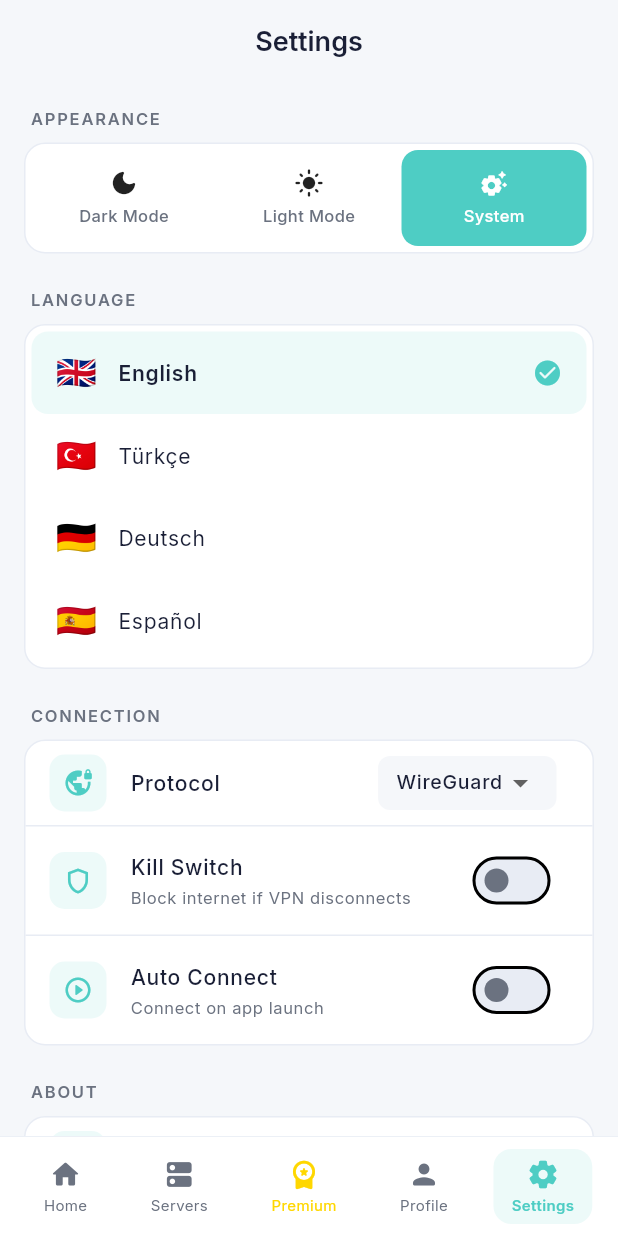
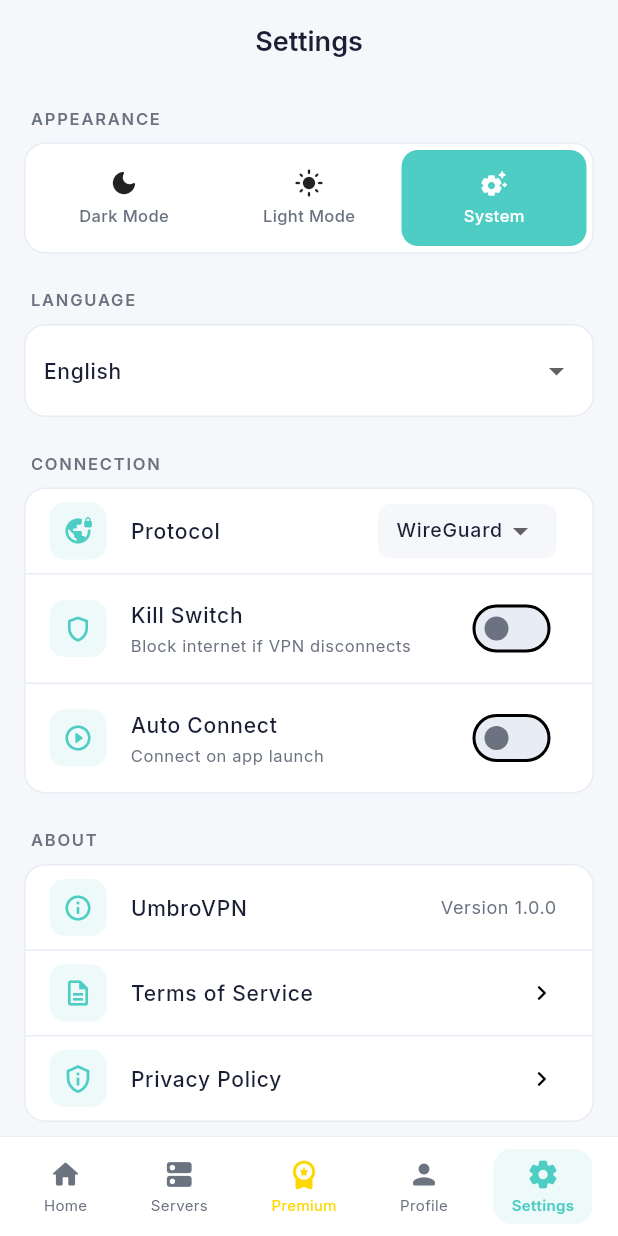
Before and after one commit to Butcher3-8/UmbroVPN, a Flutter app: the screen it shows after launch, item 5 of the bottom bar chosen, on a phone screen of 412 x 824 dp. Run offline on Flutter 3.47's test engine with Material 3 defaults, Android fonts, the phone set to English and light mode, and no system bars; our stand-ins replace google_fonts, shared_preferences; missing offline and left inert: openvpn_flutter.

Commit message:
App size adjusted

```diff
--- a/lib/app.dart
+++ b/lib/app.dart
@@ -1,4 +1,5 @@
 import 'package:flutter/material.dart';
+import 'package:flutter_localizations/flutter_localizations.dart';
 import 'package:provider/provider.dart';
 import 'core/theme/app_theme.dart';
 import 'core/locale/app_translations.dart';
@@ -28,6 +29,20 @@ class UmbroVPNApp extends StatelessWidget {
           supportedLocales: AppTranslations.supportedLocales
               .map((l) => l.locale)
               .toList(),
+          localizationsDelegates: const [
+            GlobalMaterialLocalizations.delegate,
+            GlobalWidgetsLocalizations.delegate,
+            GlobalCupertinoLocalizations.delegate,
+          ],
+          localeResolutionCallback: (locale, supportedLocales) {
+            if (locale == null) return supportedLocales.first;
+            for (final supportedLocale in supportedLocales) {
+              if (supportedLocale.languageCode == locale.languageCode) {
+                return supportedLocale;
+              }
+            }
+            return supportedLocales.first;
+          },
           home: const MainShell(),
         );
       },
--- a/lib/core/locale/app_translations.dart
+++ b/lib/core/locale/app_translations.dart
@@ -4,10 +4,10 @@ class AppTranslations {
   AppTranslations._();
 
   static const List<LocaleInfo> supportedLocales = [
-    LocaleInfo(locale: Locale('en'), name: 'English', flag: '🇬🇧'),
-    LocaleInfo(locale: Locale('tr'), name: 'Türkçe', flag: '🇹🇷'),
-    LocaleInfo(locale: Locale('de'), name: 'Deutsch', flag: '🇩🇪'),
-    LocaleInfo(locale: Locale('es'), name: 'Español', flag: '🇪🇸'),
+    LocaleInfo(locale: Locale('en'), name: 'English'),
+    LocaleInfo(locale: Locale('tr'), name: 'Turkce'),
+    LocaleInfo(locale: Locale('de'), name: 'Deutsch'),
+    LocaleInfo(locale: Locale('es'), name: 'Espanol'),
   ];
 
   static const Map<String, Map<String, String>> _translations = {
@@ -371,11 +371,9 @@ class AppTranslations {
 class LocaleInfo {
   final Locale locale;
   final String name;
-  final String flag;
 
   const LocaleInfo({
     required this.locale,
     required this.name,
-    required this.flag,
   });
 }
--- a/lib/screens/settings/settings_screen.dart
+++ b/lib/screens/settings/settings_screen.dart
@@ -158,7 +158,7 @@ class _SettingsScreenState extends State<SettingsScreen> {
     final localeProv = context.watch<LocaleProvider>();
 
     return Container(
-      padding: const EdgeInsets.all(4),
+      padding: const EdgeInsets.symmetric(horizontal: 12, vertical: 6),
       decoration: BoxDecoration(
         color: isDark ? AppColors.darkCard : AppColors.lightCard,
         borderRadius: BorderRadius.circular(14),
@@ -166,51 +166,27 @@ class _SettingsScreenState extends State<SettingsScreen> {
           color: isDark ? AppColors.darkCardBorder : AppColors.lightCardBorder,
         ),
       ),
-      child: Column(
-        children: AppTranslations.supportedLocales.map((localeInfo) {
-          final isSelected =
-              localeProv.locale.languageCode == localeInfo.locale.languageCode;
-
-          return GestureDetector(
-            onTap: () => localeProv.setLocale(localeInfo.locale),
-            child: AnimatedContainer(
-              duration: const Duration(milliseconds: 200),
-              padding:
-                  const EdgeInsets.symmetric(horizontal: 16, vertical: 12),
-              decoration: BoxDecoration(
-                color: isSelected
-                    ? AppColors.primary.withValues(alpha: 0.1)
-                    : Colors.transparent,
-                borderRadius: BorderRadius.circular(11),
+      child: DropdownButtonHideUnderline(
+        child: DropdownButton<String>(
+          value: localeProv.locale.languageCode,
+          isExpanded: true,
+          style: Theme.of(context).textTheme.bodyLarge?.copyWith(
+                fontSize: 14,
+                fontWeight: FontWeight.w500,
               ),
-              child: Row(
-                children: [
-                  Text(
-                    localeInfo.flag,
-                    style: const TextStyle(fontSize: 22),
-                  ),
-                  const SizedBox(width: 14),
-                  Expanded(
-                    child: Text(
-                      localeInfo.name,
-                      style: Theme.of(context).textTheme.bodyLarge?.copyWith(
-                            fontWeight:
-                                isSelected ? FontWeight.w600 : FontWeight.w400,
-                            fontSize: 14,
-                          ),
-                    ),
-                  ),
-                  if (isSelected)
-                    const Icon(
-                      Icons.check_circle_rounded,
-                      color: AppColors.primary,
-                      size: 20,
-                    ),
-                ],
-              ),
-            ),
-          );
-        }).toList(),
+          items: AppTranslations.supportedLocales
+              .map(
+                (localeInfo) => DropdownMenuItem<String>(
+                  value: localeInfo.locale.languageCode,
+                  child: Text(localeInfo.name),
+                ),
+              )
+              .toList(),
+          onChanged: (languageCode) {
+            if (languageCode == null) return;
+            localeProv.setLocale(Locale(languageCode));
+          },
+        ),
       ),
     );
   }
--- a/pubspec.yaml
+++ b/pubspec.yaml
@@ -9,6 +9,8 @@ environment:
 
 dependencies:
   flutter:
+    sdk: flutter
+  flutter_localizations:
     sdk: flutter
 
   cupertino_icons: ^1.0.8
```
Also changed, not shown: pubspec.lock, 2 other files.
